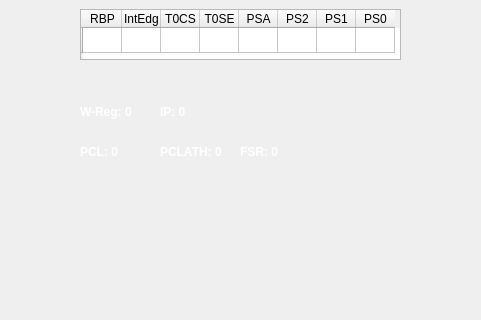
Qt form PIC-Simulator/mainwindow.ui (lorenz1702/PIC-Simulator) before a commit; both pictures show x 630 to 1111 and y 480 to 800 of the 1500 by 800 pixel window.
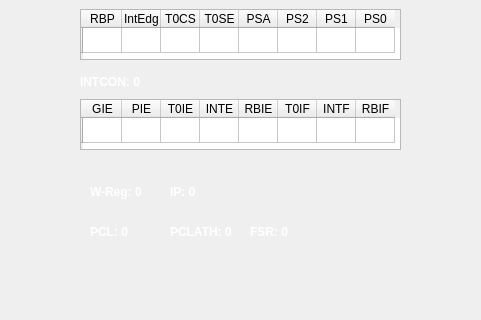
The same form after that commit.

```diff
--- a/PIC-Simulator/mainwindow.ui
+++ b/PIC-Simulator/mainwindow.ui
@@ -1250,8 +1250,8 @@
    <widget class="QLabel" name="w_register_label">
     <property name="geometry">
      <rect>
-      <x>710</x>
-      <y>560</y>
+      <x>720</x>
+      <y>640</y>
       <width>71</width>
       <height>25</height>
      </rect>
@@ -1295,8 +1295,8 @@
    <widget class="QLabel" name="ip_label">
     <property name="geometry">
      <rect>
-      <x>790</x>
-      <y>560</y>
+      <x>800</x>
+      <y>640</y>
       <width>71</width>
       <height>25</height>
      </rect>
@@ -1340,8 +1340,8 @@
    <widget class="QLabel" name="pcl_label">
     <property name="geometry">
      <rect>
-      <x>710</x>
-      <y>600</y>
+      <x>720</x>
+      <y>680</y>
       <width>71</width>
       <height>25</height>
      </rect>
@@ -1385,8 +1385,8 @@
    <widget class="QLabel" name="pclath_label">
     <property name="geometry">
      <rect>
-      <x>790</x>
-      <y>600</y>
+      <x>800</x>
+      <y>680</y>
       <width>71</width>
       <height>25</height>
      </rect>
@@ -1430,8 +1430,8 @@
    <widget class="QLabel" name="fsr_label">
     <property name="geometry">
      <rect>
-      <x>870</x>
-      <y>600</y>
+      <x>880</x>
+      <y>680</y>
       <width>71</width>
       <height>25</height>
      </rect>
@@ -1517,6 +1517,120 @@
      <string>WDT: </string>
     </property>
    </widget>
+   <widget class="QTableWidget" name="intcon_register">
+    <property name="geometry">
+     <rect>
+      <x>710</x>
+      <y>560</y>
+      <width>321</width>
+      <height>51</height>
+     </rect>
+    </property>
+    <property name="font">
+     <font>
+      <pointsize>9</pointsize>
+     </font>
+    </property>
+    <attribute name="horizontalHeaderMinimumSectionSize">
+     <number>15</number>
+    </attribute>
+    <attribute name="horizontalHeaderDefaultSectionSize">
+     <number>39</number>
+    </attribute>
+    <attribute name="verticalHeaderDefaultSectionSize">
+     <number>25</number>
+    </attribute>
+    <row>
+     <property name="text">
+      <string/>
+     </property>
+    </row>
+    <column>
+     <property name="text">
+      <string>GIE</string>
+     </property>
+    </column>
+    <column>
+     <property name="text">
+      <string>PIE</string>
+     </property>
+    </column>
+    <column>
+     <property name="text">
+      <string>T0IE</string>
+     </property>
+    </column>
+    <column>
+     <property name="text">
+      <string>INTE</string>
+     </property>
+    </column>
+    <column>
+     <property name="text">
+      <string>RBIE</string>
+     </property>
+    </column>
+    <column>
+     <property name="text">
+      <string>T0IF</string>
+     </property>
+    </column>
+    <column>
+     <property name="text">
+      <string>INTF</string>
+     </property>
+    </column>
+    <column>
+     <property name="text">
+      <string>RBIF</string>
+     </property>
+    </column>
+   </widget>
+   <widget class="QLabel" name="intcon_register_label">
+    <property name="geometry">
+     <rect>
+      <x>710</x>
+      <y>530</y>
+      <width>81</width>
+      <height>25</height>
+     </rect>
+    </property>
+    <property name="palette">
+     <palette>
+      <active>
+       <colorrole role="WindowText">
+        <brush brushstyle="SolidPattern">
+         <color alpha="255">
+          <red>255</red>
+          <green>255</green>
+          <blue>255</blue>
+         </color>
+        </brush>
+       </colorrole>
+      </active>
+      <inactive>
+       <colorrole role="WindowText">
+        <brush brushstyle="SolidPattern">
+         <color alpha="255">
+          <red>255</red>
+          <green>255</green>
+          <blue>255</blue>
+         </color>
+        </brush>
+       </colorrole>
+      </inactive>
+      <disabled/>
+     </palette>
+    </property>
+    <property name="font">
+     <font>
+      <bold>true</bold>
+     </font>
+    </property>
+    <property name="text">
+     <string>INTCON: 0</string>
+    </property>
+   </widget>
   </widget>
   <widget class="QMenuBar" name="menubar">
    <property name="geometry">
```
